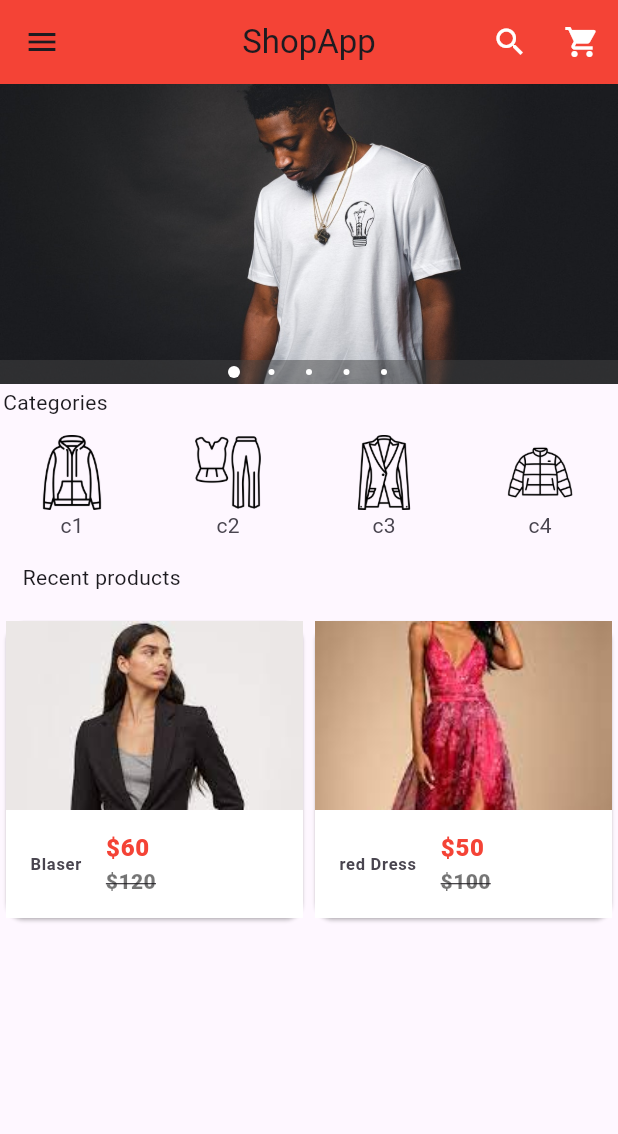
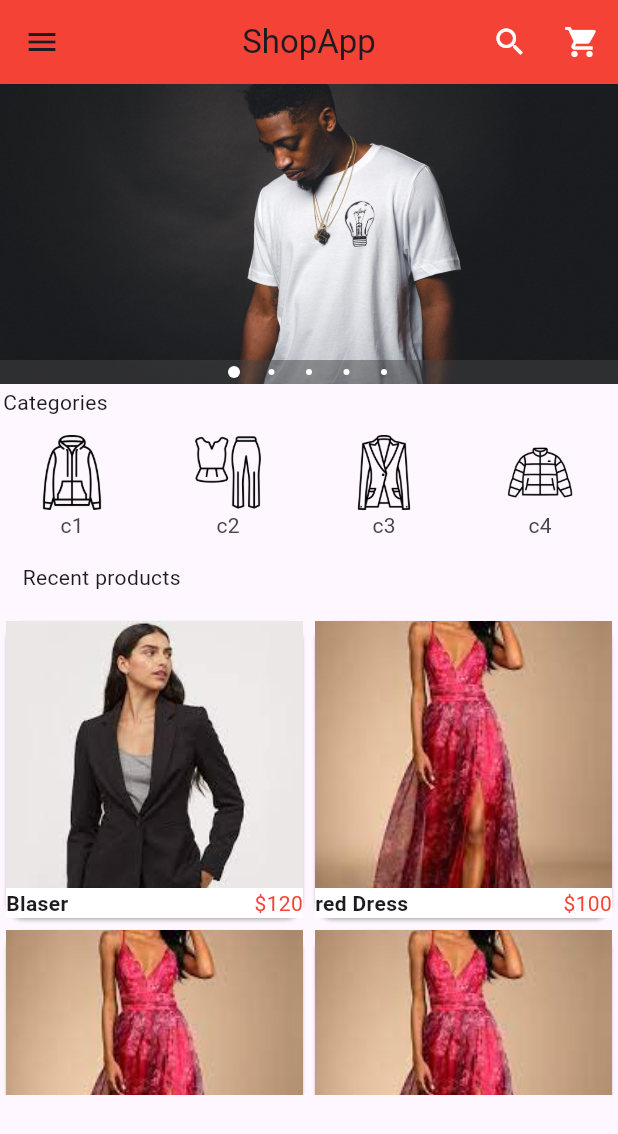
Before and after one commit to TolyaDenisenko/Commerce, a Flutter app: the screen it shows after launch, on a phone screen of 412 x 824 dp. Shown: the top 1134 px of the screen. Run offline on Flutter 3.47's test engine with Material 3 defaults, Android fonts, the phone set to English and light mode, and no system bars; our stand-ins replace another_carousel_pro.

Commit message:
new listtitle

```diff
--- a/lib/components/products.dart
+++ b/lib/components/products.dart
@@ -19,6 +19,36 @@ class _ProductsState extends State<Products> {
     {
       "name": "red Dress",
       "picture": "images/products/d2.jpeg",
+      "old_price": 100,
+      "price": 50,
+    },
+    {
+      "name": "red Dress",
+      "picture": "images/products/d2.jpeg",
+      "old_price": 100,
+      "price": 50,
+    },
+    {
+      "name": "red Dress",
+      "picture": "images/products/d2.jpeg",
+      "old_price": 100,
+      "price": 50,
+    },
+    {
+      "name": "red Dress",
+      "picture": "images/cats/c1.png",
+      "old_price": 100,
+      "price": 50,
+    },
+    {
+      "name": "red Dress",
+      "picture": "images/cats/c2.png",
+      "old_price": 100,
+      "price": 50,
+    },
+    {
+      "name": "red Dress",
+      "picture": "images/cats/c9.png",
       "old_price": 100,
       "price": 50,
     }
@@ -74,26 +104,21 @@ class Single_prod extends StatelessWidget {
                 ),
                 child: GridTile(
                   footer: Container(
-                    color: Colors.white,
-                    child: ListTile(
-                      leading: Text(
-                        '$prod_name',
-                        style: TextStyle(fontWeight: FontWeight.bold),
-                      ),
-                      title: Text(
-                        '\$$prod_price',
-                        style: TextStyle(
-                            color: Colors.red, fontWeight: FontWeight.w800),
-                      ),
-                      subtitle: Text(
-                        '\$$prod_old_price',
-                        style: TextStyle(
-                            color: Colors.black54,
-                            fontWeight: FontWeight.w800,
-                            decoration: TextDecoration.lineThrough),
-                      ),
-                    ),
-                  ),
+                      color: Colors.white,
+                      child: new Row(
+                        children: [
+                          Expanded(
+                            child: new Text(
+                              prod_name,
+                              style: TextStyle(fontWeight: FontWeight.bold),
+                            ),
+                          ),
+                          new Text(
+                            "\$$prod_old_price",
+                            style: TextStyle(color: Colors.red),
+                          )
+                        ],
+                      )),
                   child: Image.asset(
                     prod_picture,
                     fit: BoxFit.cover,
```
